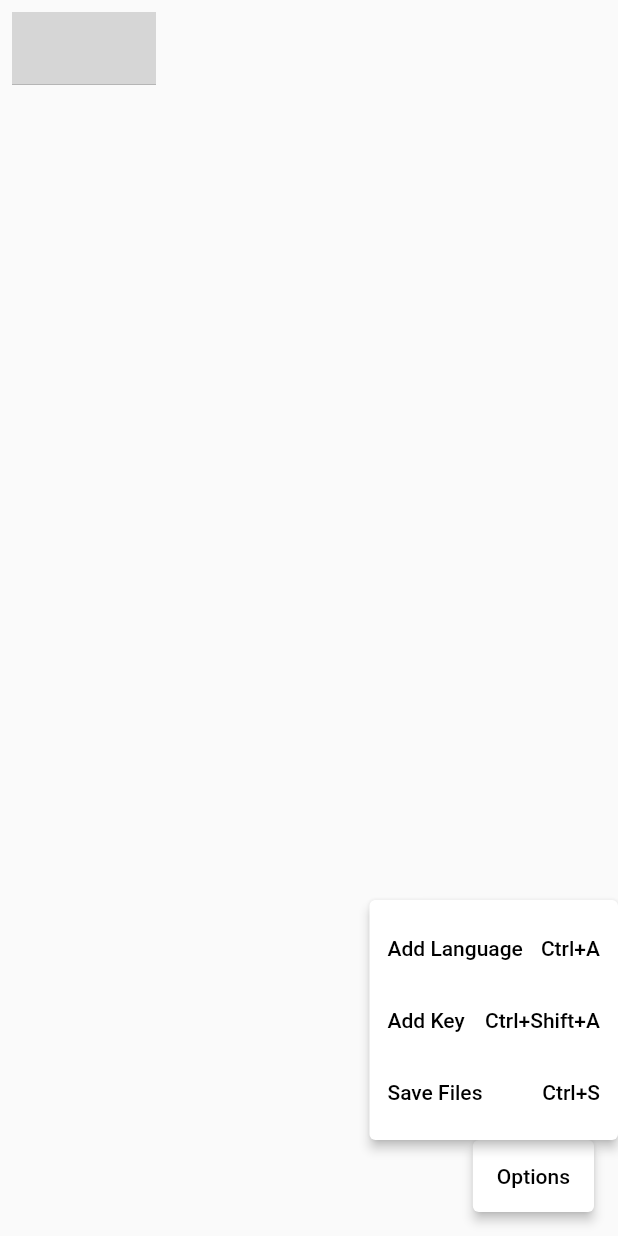
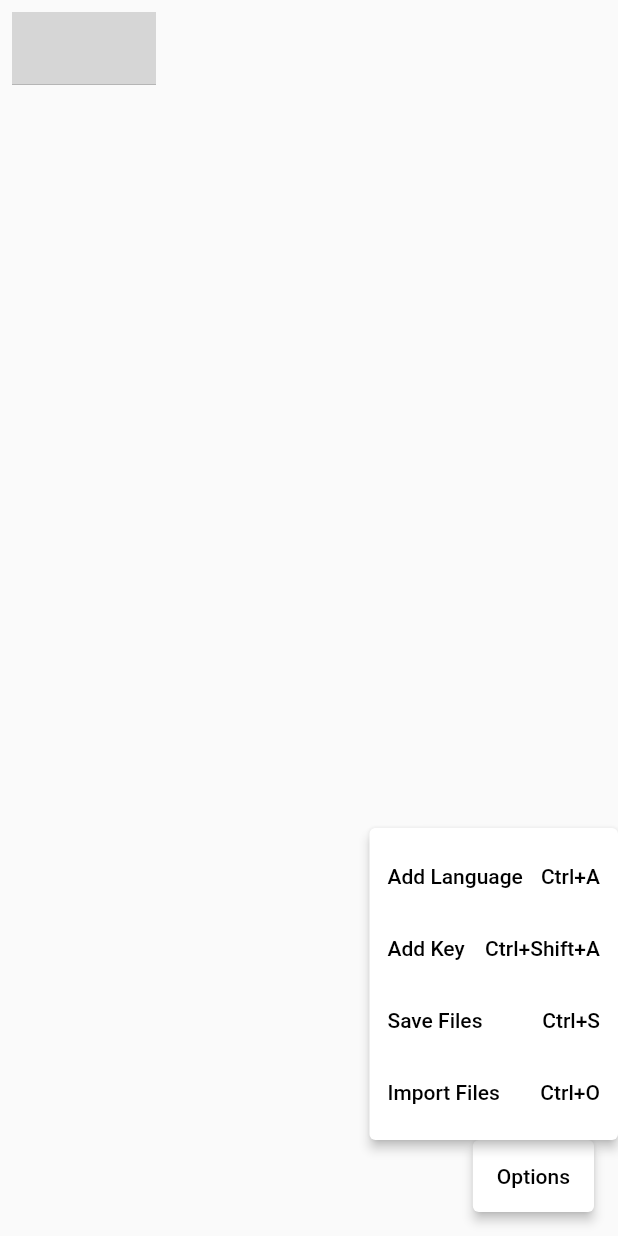
Before and after one commit to MrBoOodY/Arb_Manager, a Flutter app: the screen it shows after launch, after a tap on "Options", on a phone screen of 412 x 824 dp. Run offline on Flutter 3.47's test engine with Material 2 defaults, Android fonts, the phone set to English and light mode, and no system bars; our stand-ins replace equatable, file_picker, flutter_riverpod, hive_flutter; missing offline and left inert: editable; accounts and stored records are empty; grey boxes are pictures that could not be loaded.

Commit message:
added import method

```diff
--- a/lib/features/arb_editor/presentation/pages/arb_editor_page.dart
+++ b/lib/features/arb_editor/presentation/pages/arb_editor_page.dart
@@ -46,6 +46,14 @@ class _ArbEditorPageState extends ConsumerState<ArbEditorPage> {
             label: 'Save Files',
             onPressed: () async {
               controller.saveFiles();
+            },
+          ),
+          MenuEntry(
+            shortcut:
+                const SingleActivator(LogicalKeyboardKey.keyO, control: true),
+            label: 'Import Files',
+            onPressed: () async {
+              controller.importFile();
             },
           ),
         ],
```
Also changed, not shown: lib/features/arb_editor/presentation/provider/arb_editor_provider.dart (+38 -6 lines).
